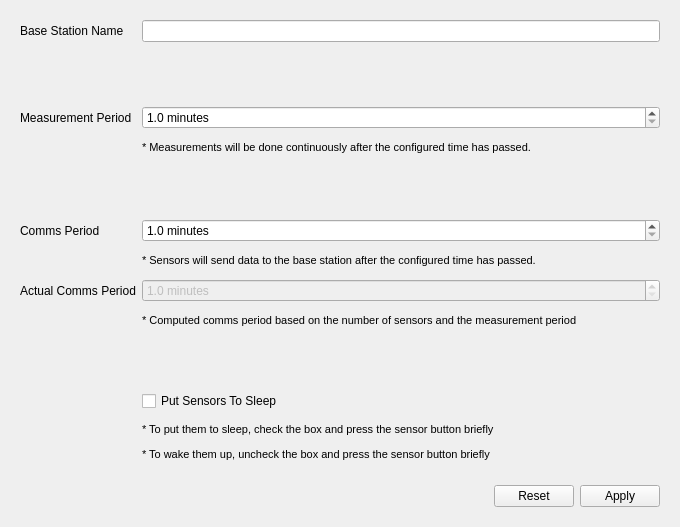
This is manager/src/ConfigWidget.ui in porkmarks/sense as Qt 5 draws it before an edit. The edited form follows.
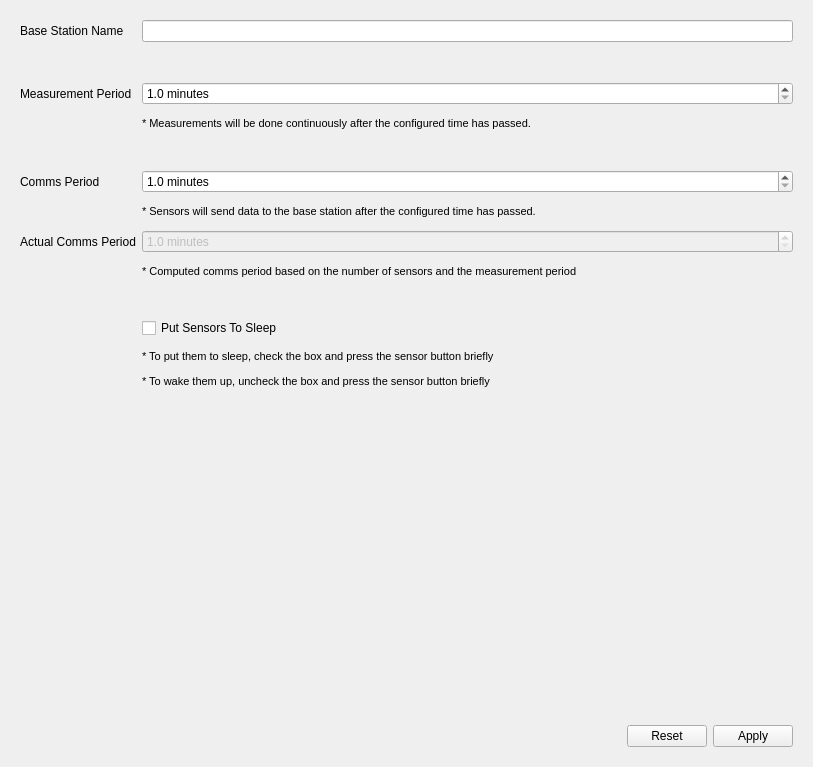
This is the edited form. Icons and pictures are not drawn.

The edit to the form file:
```diff
--- a/manager/src/ConfigWidget.ui
+++ b/manager/src/ConfigWidget.ui
@@ -6,8 +6,8 @@
    <rect>
     <x>0</x>
     <y>0</y>
-    <width>680</width>
-    <height>527</height>
+    <width>813</width>
+    <height>767</height>
    </rect>
   </property>
   <property name="windowTitle">
@@ -35,10 +35,13 @@
         <property name="orientation">
          <enum>Qt::Vertical</enum>
         </property>
+        <property name="sizeType">
+         <enum>QSizePolicy::Fixed</enum>
+        </property>
         <property name="sizeHint" stdset="0">
          <size>
-          <width>20</width>
-          <height>40</height>
+          <width>1</width>
+          <height>16</height>
          </size>
         </property>
        </spacer>
@@ -80,10 +83,13 @@
         <property name="orientation">
          <enum>Qt::Vertical</enum>
         </property>
+        <property name="sizeType">
+         <enum>QSizePolicy::Fixed</enum>
+        </property>
         <property name="sizeHint" stdset="0">
          <size>
-          <width>20</width>
-          <height>40</height>
+          <width>1</width>
+          <height>16</height>
          </size>
         </property>
        </spacer>
@@ -160,10 +166,13 @@
         <property name="orientation">
          <enum>Qt::Vertical</enum>
         </property>
+        <property name="sizeType">
+         <enum>QSizePolicy::Fixed</enum>
+        </property>
         <property name="sizeHint" stdset="0">
          <size>
-          <width>20</width>
-          <height>40</height>
+          <width>1</width>
+          <height>16</height>
          </size>
         </property>
        </spacer>
@@ -199,6 +208,19 @@
         </property>
        </widget>
       </item>
+      <item row="15" column="1">
+       <spacer name="verticalSpacer_2">
+        <property name="orientation">
+         <enum>Qt::Vertical</enum>
+        </property>
+        <property name="sizeHint" stdset="0">
+         <size>
+          <width>20</width>
+          <height>40</height>
+         </size>
+        </property>
+       </spacer>
+      </item>
      </layout>
     </widget>
    </item>
```
